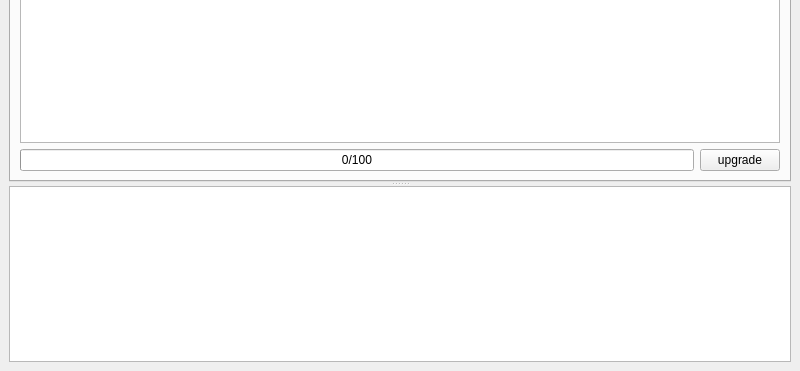
Before: the Qt Designer form mainwindow.ui in zaazbb/YM001NetworkAnalyzer, drawn with Qt 5; both pictures show x 0 to 800 and y 229 to 600 of the 800 by 600 pixel window.
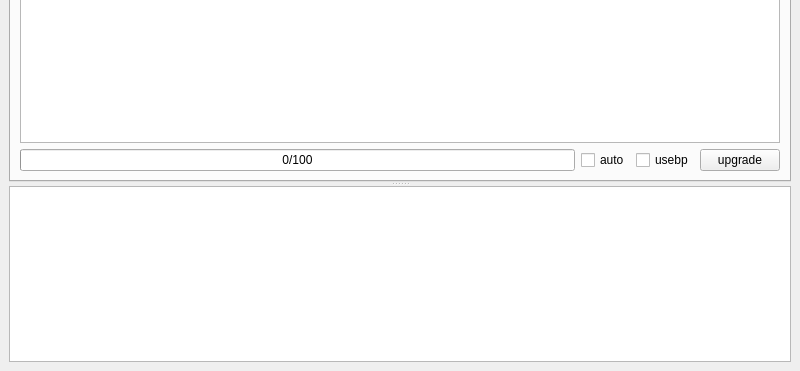
After: the same form once the commit is applied. The open tabs and pages were chosen to show the change.

Commit message: aps extlen include vendid;move readbp config into gui.

Patch:
```diff
--- a/mainwindow.ui
+++ b/mainwindow.ui
@@ -178,19 +178,7 @@
         <attribute name="title">
          <string>node</string>
         </attribute>
-        <layout class="QVBoxLayout" name="verticalLayout_3" stretch="1,0">
-         <property name="leftMargin">
-          <number>9</number>
-         </property>
-         <property name="topMargin">
-          <number>9</number>
-         </property>
-         <property name="rightMargin">
-          <number>9</number>
-         </property>
-         <property name="bottomMargin">
-          <number>9</number>
-         </property>
+        <layout class="QVBoxLayout" name="verticalLayout_3">
          <item>
           <widget class="QTreeWidget" name="treeWidget_node">
            <property name="contextMenuPolicy">
@@ -222,19 +210,7 @@
           </widget>
          </item>
          <item>
-          <layout class="QHBoxLayout" name="horizontalLayout_2" stretch="1,0">
-           <property name="leftMargin">
-            <number>0</number>
-           </property>
-           <property name="topMargin">
-            <number>0</number>
-           </property>
-           <property name="rightMargin">
-            <number>0</number>
-           </property>
-           <property name="bottomMargin">
-            <number>0</number>
-           </property>
+          <layout class="QHBoxLayout" name="horizontalLayout_2">
            <item>
             <widget class="QProgressBar" name="progressBar_upgrade">
              <property name="value">
@@ -245,6 +221,20 @@
              </property>
             </widget>
            </item>
+           <item>
+            <widget class="QCheckBox" name="checkBox_upgauto">
+             <property name="text">
+              <string>auto</string>
+             </property>
+            </widget>
+           </item>
+           <item>
+            <widget class="QCheckBox" name="checkBox_usebp">
+             <property name="text">
+              <string>usebp</string>
+             </property>
+            </widget>
+           </item>
            <item>
             <widget class="QPushButton" name="pushButton_upgrade">
              <property name="text">
```
The commit also changes 5 other files.
